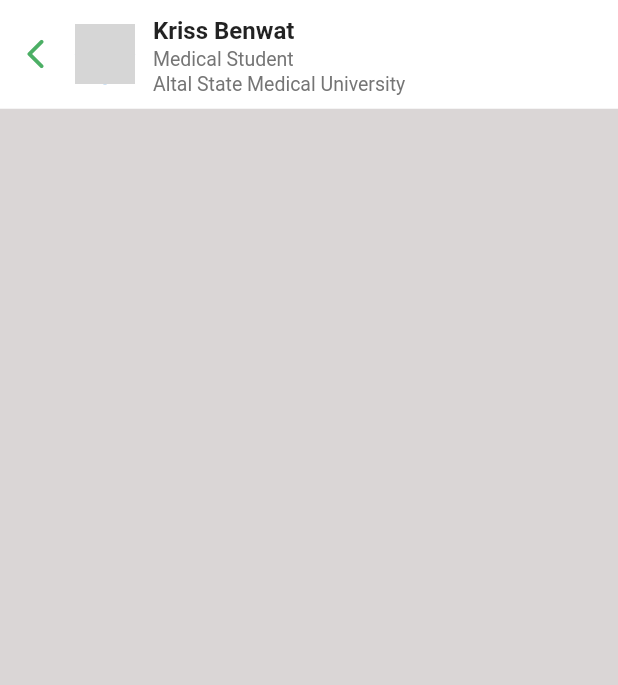
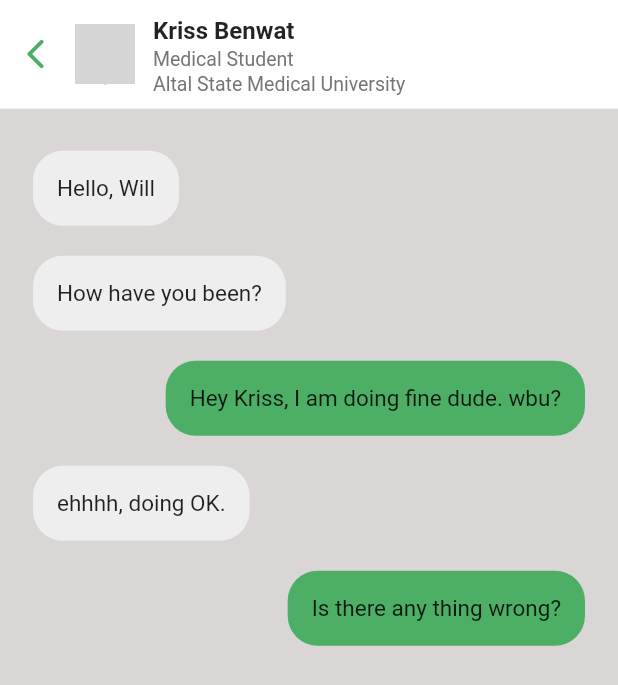
Before and after one commit to MuhammedNihalcp/Message-screen, a Flutter app: the screen it shows after launch, on a phone screen of 412 x 824 dp. Shown: the top 685 px of the screen. Run offline on Flutter 3.47's test engine with Material 2 defaults, Android fonts, the phone set to English and light mode, and no system bars; our stand-ins replace get; network calls fail; grey boxes are pictures that could not be loaded.

Commit message:
add chat model

```diff
--- a/lib/Screen/chat_screen/controller/chat_controller.dart
+++ b/lib/Screen/chat_screen/controller/chat_controller.dart
@@ -1,7 +1,16 @@
 import 'package:flutter/widgets.dart';
 import 'package:get/get.dart';
+import 'package:message_screen/Screen/chat_screen/model/chat_model.dart';
 
 class ChatController extends GetxController {
   TextEditingController messageController = TextEditingController();
-  final messages = [];
+  final List<ChatMessage> messages = [
+    ChatMessage(messageContent: "Hello, Will", messageType: "receiver"),
+    ChatMessage(messageContent: "How have you been?", messageType: "receiver"),
+    ChatMessage(messageContent: "Hey Kriss, I am doing fine dude. wbu?", messageType: "sender"),
+    ChatMessage(messageContent: "ehhhh, doing OK.", messageType: "receiver"),
+    ChatMessage(messageContent: "Is there any thing wrong?", messageType: "sender"),
+  ];
+
+
 }
--- /dev/null
+++ b/lib/Screen/chat_screen/model/chat_model.dart
@@ -0,0 +1,8 @@
+class ChatMessage {
+  String messageContent;
+  String messageType;
+  ChatMessage({
+    required this.messageContent,
+    required this.messageType,
+  });
+}
--- a/lib/Screen/chat_screen/view/screen_chat.dart
+++ b/lib/Screen/chat_screen/view/screen_chat.dart
@@ -100,7 +100,7 @@ class ScreenChats extends StatelessWidget {
                       color: (chatController.messages[index].messageType ==
                               "receiver"
                           ? Colors.grey.shade200
-                          : Colors.blue[200]),
+                          : dartGreen),
                     ),
                     padding: const EdgeInsets.all(16),
                     child: Text(
```
